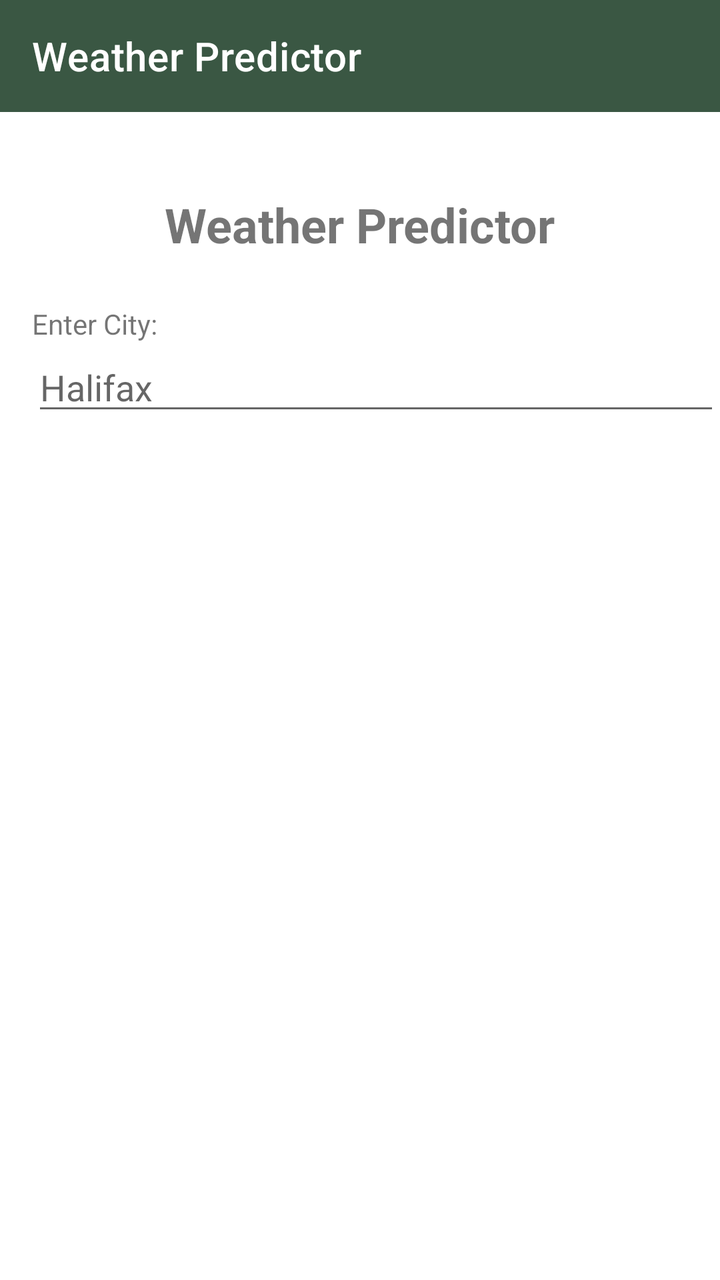
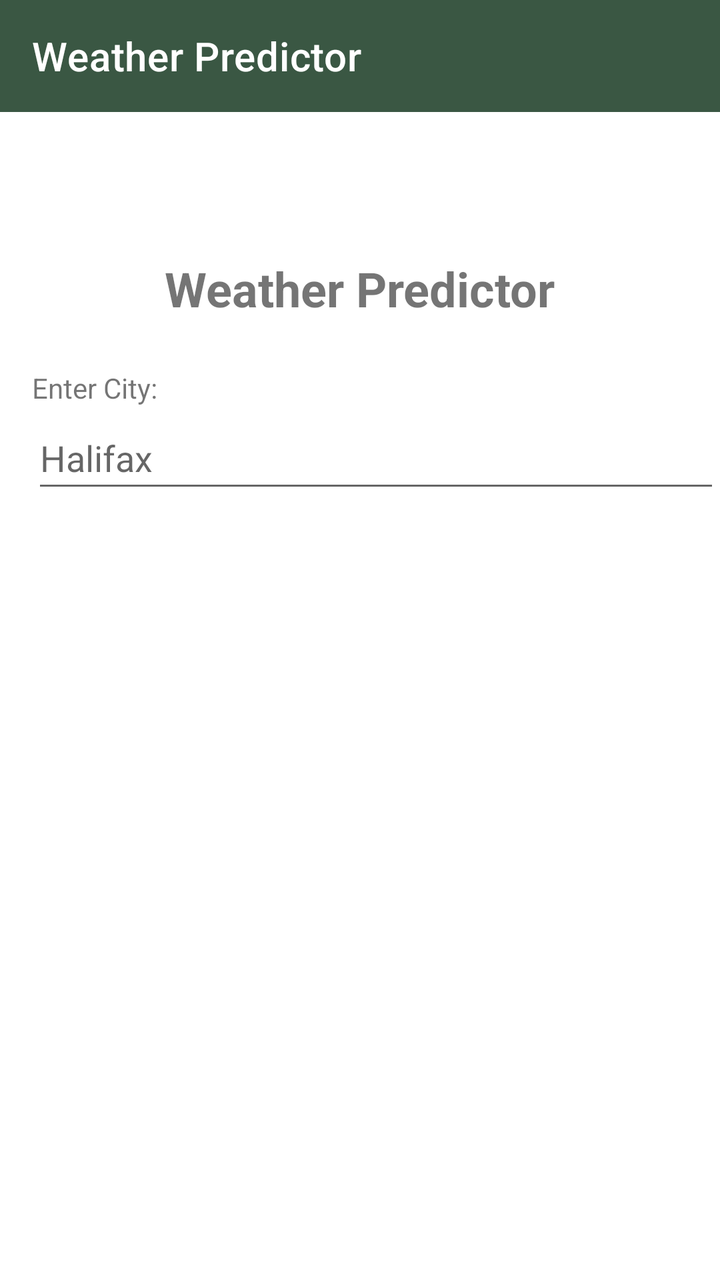

Screens rendered from an Android XML layout before and after an edit, with the pre-edit source and the edit as a unified diff.
<!-- AndroidManifest.xml: activity theme Theme.Custom.Primary.NoActionBar -->
<!-- res/layout/activity_main.xml -->
<?xml version="1.0" encoding="utf-8"?>
<ScrollView
xmlns:android="http://schemas.android.com/apk/res/android"
xmlns:app="http://schemas.android.com/apk/res-auto"
xmlns:tools="http://schemas.android.com/tools"
android:layout_width="match_parent"
android:layout_height="match_parent"
tools:context=".MainActivity">

<androidx.constraintlayout.widget.ConstraintLayout
    android:layout_width="match_parent"
    android:layout_height="wrap_content"
    android:paddingBottom="@dimen/layout_padding">

    <androidx.appcompat.widget.Toolbar
        android:id="@+id/toolbar"
        android:layout_width="match_parent"
        android:layout_height="?attr/actionBarSize"
        android:background="?attr/colorPrimary"
        app:title="@string/app_title"
        app:titleTextColor="@android:color/white"
        app:layout_constraintTop_toTopOf="parent" />

    <TextView
        android:id="@+id/weather_prediction_header"
        android:layout_width="wrap_content"
        android:layout_height="wrap_content"
        android:text="@string/weather_title"
        android:textSize="24sp"
        android:textStyle="bold"
        android:paddingTop="64dp"
        app:layout_constraintTop_toTopOf="parent"
        app:layout_constraintStart_toStartOf="parent"
        app:layout_constraintEnd_toEndOf="parent"
        android:layout_marginTop="32dp"/>

    <TextView
        android:id="@+id/enter_city_label"
        android:layout_width="wrap_content"
        android:layout_height="wrap_content"
        android:text="@string/enter_location"
        app:layout_constraintTop_toBottomOf="@id/weather_prediction_header"
        app:layout_constraintStart_toStartOf="parent"
        android:layout_marginTop="24dp"
        android:layout_marginStart="16dp"/>

    <EditText
        android:id="@+id/city_edittext"
        android:layout_width="0dp"
        android:layout_height="wrap_content"
        android:hint="@string/enter_location_hint"
        app:layout_constraintTop_toBottomOf="@id/enter_city_label"
        app:layout_constraintStart_toStartOf="parent"
        app:layout_constraintEnd_toEndOf="parent"
        android:layout_marginStart="16dp"/>

    <Button
        android:id="@+id/predict_button"
        android:layout_width="wrap_content"
        android:layout_height="wrap_content"
        android:text="@string/predict_button_label"
        app:layout_constraintTop_toBottomOf="@id/city_edittext"
        app:layout_constraintStart_toStartOf="parent"
        app:layout_constraintEnd_toEndOf="parent"
        android:layout_margin="16dp"
        android:visibility="gone"
        tools:visibility="visible"/>

</androidx.constraintlayout.widget.ConstraintLayout>
</ScrollView>
<!-- resources referenced by this layout -->
<resources>
  <dimen name="layout_padding">32dp</dimen>
  <string name="app_title">Weather Predictor</string>
  <string name="enter_location">Enter City:</string>
  <string name="enter_location_hint">Halifax</string>
  <string name="predict_button_label">Predict</string>
  <string name="weather_title">Weather Predictor</string>
  <style name="Theme.Custom.Primary.NoActionBar" parent="Theme.MaterialComponents.DayNight.NoActionBar">
          
          <item name="colorPrimary">@color/hunter_green</item>
          <item name="colorPrimaryVariant">@color/payne_gray</item>
          <item name="colorOnPrimary">@color/maize</item>
          
          <item name="colorSecondary">@color/yellow_green</item>
          <item name="colorSecondaryVariant">@color/tea_green</item>
          
          <item name="android:statusBarColor">?attr/colorPrimaryVariant</item>
      </style>
  <color name="hunter_green">#3A5743</color>
  <color name="payne_gray">#3B7080</color>
  <color name="maize">#FCEC52</color>
  <color name="yellow_green">#ADE25D</color>
  <color name="tea_green">#CFFFB3</color>
</resources>

<!-- the commit's change to res/layout/activity_main.xml (unified diff, before → after) -->
@@ -26,13 +26,13 @@ tools:context=".MainActivity">
         android:layout_width="wrap_content"
         android:layout_height="wrap_content"
         android:text="@string/weather_title"
-        android:textSize="24sp"
+        android:textSize="@dimen/subtitle_text_size"
         android:textStyle="bold"
-        android:paddingTop="64dp"
+        android:paddingTop="@dimen/padding_large"
         app:layout_constraintTop_toTopOf="parent"
         app:layout_constraintStart_toStartOf="parent"
         app:layout_constraintEnd_toEndOf="parent"
-        android:layout_marginTop="32dp"/>
+        android:layout_marginTop="@dimen/padding_large"/>
 
     <TextView
         android:id="@+id/enter_city_label"
@@ -41,18 +41,19 @@ tools:context=".MainActivity">
         android:text="@string/enter_location"
         app:layout_constraintTop_toBottomOf="@id/weather_prediction_header"
         app:layout_constraintStart_toStartOf="parent"
-        android:layout_marginTop="24dp"
-        android:layout_marginStart="16dp"/>
+        android:layout_marginTop="@dimen/top_margin"
+        android:layout_marginStart="@dimen/title_margin_bottom"/>
 
     <EditText
         android:id="@+id/city_edittext"
         android:layout_width="0dp"
         android:layout_height="wrap_content"
+        android:layout_marginStart="@dimen/standard_margin"
         android:hint="@string/enter_location_hint"
-        app:layout_constraintTop_toBottomOf="@id/enter_city_label"
+        android:minHeight="@dimen/message_margin_bottom"
+        app:layout_constraintEnd_toEndOf="parent"
         app:layout_constraintStart_toStartOf="parent"
-        app:layout_constraintEnd_toEndOf="parent"
-        android:layout_marginStart="16dp"/>
+        app:layout_constraintTop_toBottomOf="@id/enter_city_label" />
 
     <Button
         android:id="@+id/predict_button"
@@ -62,7 +63,7 @@ tools:context=".MainActivity">
         app:layout_constraintTop_toBottomOf="@id/city_edittext"
         app:layout_constraintStart_toStartOf="parent"
         app:layout_constraintEnd_toEndOf="parent"
-        android:layout_margin="16dp"
+        android:layout_margin="@dimen/standard_margin"
         android:visibility="gone"
         tools:visibility="visible"/>
 
<!-- resource entries referenced after the edit -->
@@ -1,6 +1,12 @@
 <!-- resources referenced by this layout -->
 <resources>
   <dimen name="layout_padding">32dp</dimen>
+  <dimen name="message_margin_bottom">48dp</dimen>
+  <dimen name="padding_large">64dp</dimen>
+  <dimen name="standard_margin">16dp</dimen>
+  <dimen name="subtitle_text_size">24sp</dimen>
+  <dimen name="title_margin_bottom">16dp</dimen>
+  <dimen name="top_margin">24dp</dimen>
   <string name="app_title">Weather Predictor</string>
   <string name="enter_location">Enter City:</string>
   <string name="enter_location_hint">Halifax</string>
